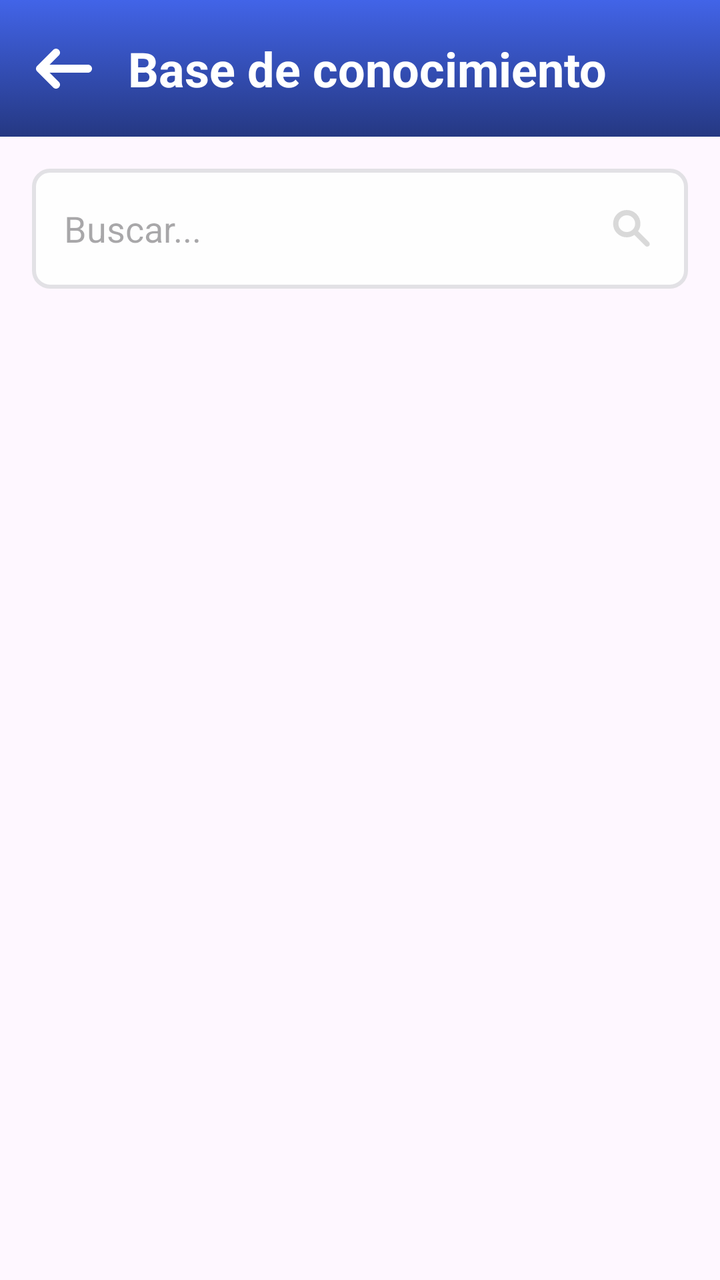
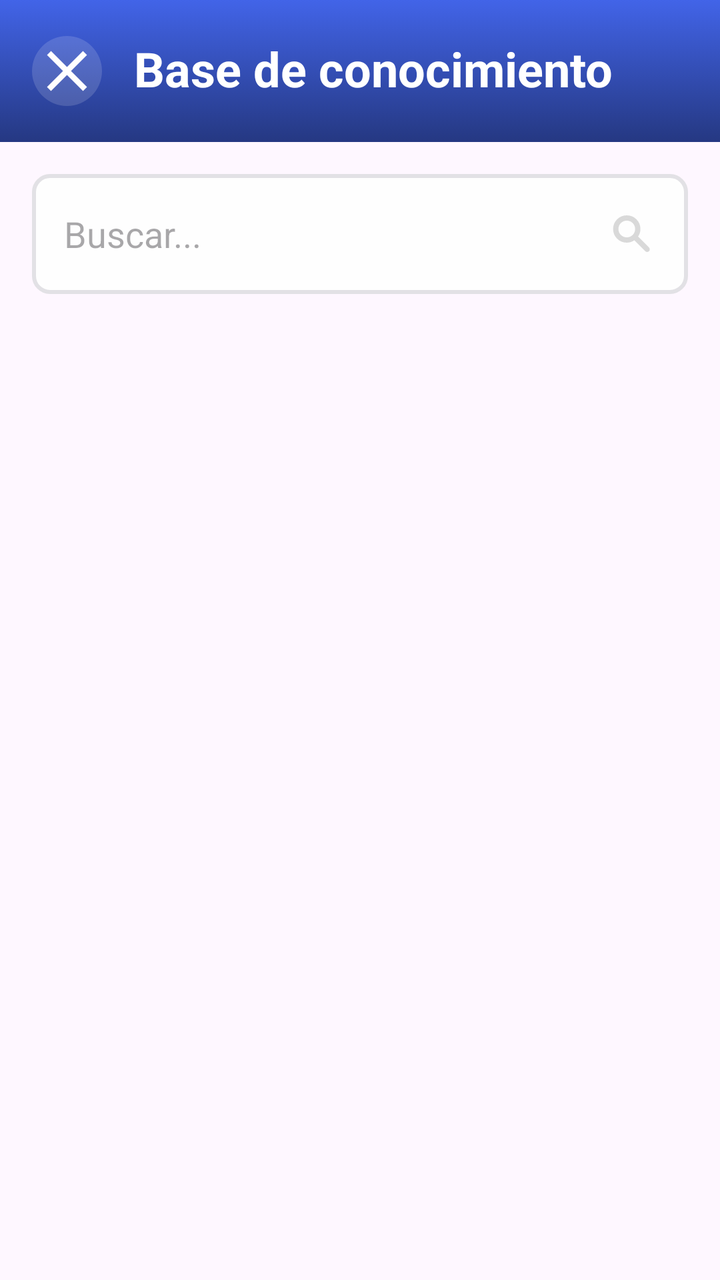

Compare the two renders of this Android layout. The source of the first and the diff that turns it into the second are given below.
<!-- AndroidManifest.xml: application theme Theme.ReparApp -->
<!-- res/layout/fragment_knowledge_base.xml -->
<?xml version="1.0" encoding="utf-8"?>
<LinearLayout xmlns:android="http://schemas.android.com/apk/res/android"
    xmlns:tools="http://schemas.android.com/tools"
    android:layout_width="match_parent"
    android:layout_height="match_parent"
    xmlns:app="http://schemas.android.com/apk/res-auto"
    android:orientation="vertical"
    tools:context=".views.ui.fragments.InventarioFragment">

    <androidx.constraintlayout.widget.ConstraintLayout
        android:id="@+id/headerLayout"
        android:layout_width="match_parent"
        android:layout_height="wrap_content"
        android:background="@drawable/bg_fondo"
        android:gravity="center_vertical"
        android:orientation="horizontal"
        android:paddingHorizontal="16dp"
        android:paddingVertical="18dp"
        >

        <ImageView
            android:id="@+id/img_flecha_back"
            android:layout_width="wrap_content"
            android:layout_height="wrap_content"
            app:layout_constraintStart_toStartOf="parent"
            app:layout_constraintTop_toTopOf="parent"
            app:layout_constraintBottom_toBottomOf="parent"
            android:src="@drawable/icon_arrow_back"
            />

        <TextView
            android:id="@+id/tv_titulo_home"
            android:layout_width="wrap_content"
            android:layout_height="wrap_content"
            android:layout_marginStart="16dp"
            android:text="Base de conocimiento"
            android:textColor="@android:color/white"
            android:textSize="24sp"
            android:textStyle="bold"
            app:layout_constraintStart_toEndOf="@id/img_flecha_back"
            app:layout_constraintTop_toTopOf="parent" />




    </androidx.constraintlayout.widget.ConstraintLayout>

    <EditText
        android:id="@+id/et_buscar_base_conocimientos"
        android:layout_width="match_parent"
        android:layout_height="60dp"
        app:layout_constraintTop_toBottomOf="@+id/head"
        android:ems="10"
        android:drawablePadding="16dp"
        android:padding="16dp"
        android:layout_margin="16dp"
        android:inputType="text"
        android:textSize="18sp"
        android:hint="Buscar..."
        android:drawableTint="#D9D9D9"
        android:background="@drawable/item_text_field"
        android:drawableEnd="@drawable/search"/>

    <androidx.recyclerview.widget.RecyclerView
        android:id="@+id/rv_lista_base_conocimientos"
        android:layout_width="match_parent"
        android:layout_height="wrap_content"
        android:layout_marginHorizontal="16dp"
        app:layout_constraintTop_toBottomOf="@id/et_buscar_base_conocimientos"
        app:layout_constraintStart_toStartOf="parent"
        app:layout_constraintEnd_toEndOf="parent"
        app:layout_constraintBottom_toBottomOf="parent"
        tools:listitem="@layout/item_know_prueba" />

</LinearLayout>
<!-- res/layout/item_know_prueba.xml (included above) -->
<?xml version="1.0" encoding="utf-8"?>
<androidx.cardview.widget.CardView android:layout_width="match_parent"
    android:layout_height="wrap_content"
    xmlns:app="http://schemas.android.com/apk/res-auto"
    app:cardCornerRadius="4dp"
    android:layout_margin="4dp"
    xmlns:android="http://schemas.android.com/apk/res/android">
        <LinearLayout
            android:layout_width="match_parent"
            android:layout_height="110dp"
            android:gravity="start|center"
            android:orientation="vertical"
            android:paddingHorizontal="10dp"
            >

            <TextView
                android:id="@+id/tv_nombre_problema"
                android:layout_width="wrap_content"
                android:layout_height="wrap_content"
                android:gravity="start|center"
                android:text="Pantalla rota de iphone 15"
                android:textSize="18dp"
                android:textAppearance="?attr/textAppearanceHeadline6" />

            <TextView
                android:id="@+id/tv_descripcion_solucion"
                android:layout_width="wrap_content"
                android:layout_height="wrap_content"
                android:layout_marginTop="10dp"
                android:textSize="16dp"
                android:maxLines="2"
                android:ellipsize="end"
                android:textColor="#505050"
                android:text="Para el cambio de pantalla de este modelo, debemos consultar con la guía específica ..."
                android:textAppearance="?attr/textAppearanceBody1" />

        </LinearLayout>
    </androidx.cardview.widget.CardView>
<!-- resources referenced by this layout -->
<resources>
  <!-- drawable bg_fondo (drawable) -->
  <?xml version="1.0" encoding="utf-8"?>
  <selector xmlns:android="http://schemas.android.com/apk/res/android">
      <item>
          <shape android:shape="rectangle">
              <gradient
                  android:type="linear"
                  android:angle="270"
                  android:startColor="#4264E8"
                  android:endColor="#253882" />
          </shape>
      </item>
  </selector>
  <!-- drawable icon_arrow_back (drawable) -->
  <vector xmlns:android="http://schemas.android.com/apk/res/android"
      android:width="32dp"
      android:height="32dp"
      android:viewportWidth="32"
      android:viewportHeight="32">
    <path
        android:fillColor="#FFFFFF"
        android:pathData="M28,14H8.8l4.62,-4.62C13.814,8.986 14,8.516 14,8c0,-0.984 -0.813,-2 -2,-2c-0.531,0 -0.994,0.193 -1.38,0.58l-7.958,7.958C2.334,14.866 2,15.271 2,16s0.279,1.08 0.646,1.447l7.974,7.973C11.006,25.807 11.469,26 12,26c1.188,0 2,-1.016 2,-2c0,-0.516 -0.186,-0.986 -0.58,-1.38L8.8,18H28c1.104,0 2,-0.896 2,-2S29.104,14 28,14z"/>
  </vector>
  <!-- drawable item_text_field (drawable) -->
  <?xml version="1.0" encoding="utf-8"?>
  <selector xmlns:android="http://schemas.android.com/apk/res/android">
  
      <item>
          <shape android:shape="rectangle">
              <solid android:color="#FEFEFE"/>
              <corners android:radius="8dp"/>
              <stroke android:width="2dp" android:color="#E2E1E5"/>
          </shape>
      </item>
  </selector>
  <!-- drawable search (drawable) -->
  <vector xmlns:android="http://schemas.android.com/apk/res/android"
      android:width="24dp"
      android:height="24dp"
      android:viewportWidth="960"
      android:viewportHeight="960">
    <path
        android:pathData="M375.48,653q-114.09,0 -193.55,-79.46 -79.45,-79.45 -79.45,-193.54 0,-114.09 79.45,-193.54Q261.39,107 375.48,107q114.09,0 193.54,79.46 79.46,79.45 79.46,193.54 0,45.13 -12.87,83.28T601,530.3l219.48,220.05q14.96,15.52 14.96,37.32 0,21.81 -15.53,36.77 -14.95,14.95 -37.04,14.95t-37.04,-14.95L526.91,605.52q-29.43,21.74 -68.15,34.61Q420.04,653 375.48,653ZM375.48,547q69.91,0 118.45,-48.54 48.55,-48.55 48.55,-118.46t-48.55,-118.46Q445.39,213 375.48,213t-118.46,48.54Q208.48,310.09 208.48,380t48.54,118.46Q305.57,547 375.48,547Z"
        android:fillColor="#e3e3e3"/>
  </vector>
  <style name="Theme.ReparApp" parent="Base.Theme.ReparApp" />
  <style name="Base.Theme.ReparApp" parent="Theme.Material3.DayNight.NoActionBar">
          
          
      </style>
</resources>

<!-- the commit's change to res/layout/fragment_knowledge_base.xml (unified diff, before → after) -->
@@ -19,13 +19,13 @@
         >
 
         <ImageView
-            android:id="@+id/img_flecha_back"
+            android:id="@+id/img_close"
             android:layout_width="wrap_content"
             android:layout_height="wrap_content"
             app:layout_constraintStart_toStartOf="parent"
             app:layout_constraintTop_toTopOf="parent"
             app:layout_constraintBottom_toBottomOf="parent"
-            android:src="@drawable/icon_arrow_back"
+            android:src="@drawable/icon_close2"
             />
 
         <TextView
@@ -37,7 +37,7 @@
             android:textColor="@android:color/white"
             android:textSize="24sp"
             android:textStyle="bold"
-            app:layout_constraintStart_toEndOf="@id/img_flecha_back"
+            app:layout_constraintStart_toEndOf="@id/img_close"
             app:layout_constraintTop_toTopOf="parent" />
 
 
<!-- resource entries referenced after the edit -->
@@ -13,15 +13,19 @@
           </shape>
       </item>
   </selector>
-  <!-- drawable icon_arrow_back (drawable) -->
+  <!-- drawable icon_close2 (drawable) -->
   <vector xmlns:android="http://schemas.android.com/apk/res/android"
-      android:width="32dp"
-      android:height="32dp"
-      android:viewportWidth="32"
-      android:viewportHeight="32">
+      android:width="35dp"
+      android:height="35dp"
+      android:viewportWidth="35"
+      android:viewportHeight="35">
     <path
-        android:fillColor="#FFFFFF"
-        android:pathData="M28,14H8.8l4.62,-4.62C13.814,8.986 14,8.516 14,8c0,-0.984 -0.813,-2 -2,-2c-0.531,0 -0.994,0.193 -1.38,0.58l-7.958,7.958C2.334,14.866 2,15.271 2,16s0.279,1.08 0.646,1.447l7.974,7.973C11.006,25.807 11.469,26 12,26c1.188,0 2,-1.016 2,-2c0,-0.516 -0.186,-0.986 -0.58,-1.38L8.8,18H28c1.104,0 2,-0.896 2,-2S29.104,14 28,14z"/>
+        android:pathData="M17.5,0L17.5,0A17.5,17.5 0,0 1,35 17.5L35,17.5A17.5,17.5 0,0 1,17.5 35L17.5,35A17.5,17.5 0,0 1,0 17.5L0,17.5A17.5,17.5 0,0 1,17.5 0z"
+        android:fillColor="#ffffff"
+        android:fillAlpha="0.15"/>
+    <path
+        android:pathData="M9.5,27.5L7.5,25.5L15.5,17.5L7.5,9.5L9.5,7.5L17.5,15.5L25.5,7.5L27.5,9.5L19.5,17.5L27.5,25.5L25.5,27.5L17.5,19.5L9.5,27.5Z"
+        android:fillColor="#ffffff"/>
   </vector>
   <!-- drawable item_text_field (drawable) -->
   <?xml version="1.0" encoding="utf-8"?>
